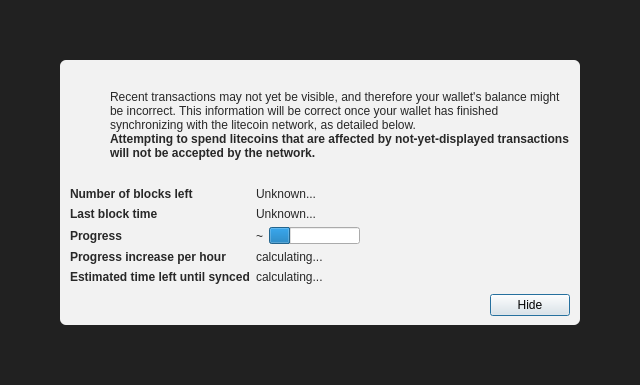
Old version of the form src/qt/forms/modaloverlay.ui in the repository faxtcoin/faxtcoin.
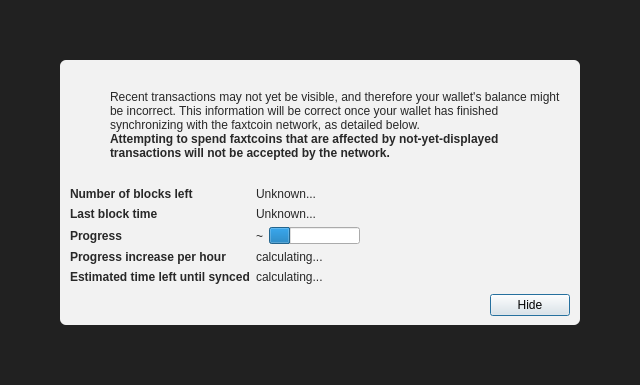
New version of the form. Icons and pictures are not drawn. Custom widgets are drawn as their Qt base class.

What changed in the file:
```diff
--- a/src/qt/forms/modaloverlay.ui
+++ b/src/qt/forms/modaloverlay.ui
@@ -130,7 +130,7 @@
              <item>
               <widget class="QLabel" name="infoText">
                <property name="text">
-                <string>Recent transactions may not yet be visible, and therefore your wallet's balance might be incorrect. This information will be correct once your wallet has finished synchronizing with the litecoin network, as detailed below.</string>
+                <string>Recent transactions may not yet be visible, and therefore your wallet's balance might be incorrect. This information will be correct once your wallet has finished synchronizing with the faxtcoin network, as detailed below.</string>
                </property>
                <property name="textFormat">
                 <enum>Qt::RichText</enum>
@@ -149,7 +149,7 @@
                 </font>
                </property>
                <property name="text">
-                <string>Attempting to spend litecoins that are affected by not-yet-displayed transactions will not be accepted by the network.</string>
+                <string>Attempting to spend faxtcoins that are affected by not-yet-displayed transactions will not be accepted by the network.</string>
                </property>
                <property name="textFormat">
                 <enum>Qt::RichText</enum>
```
